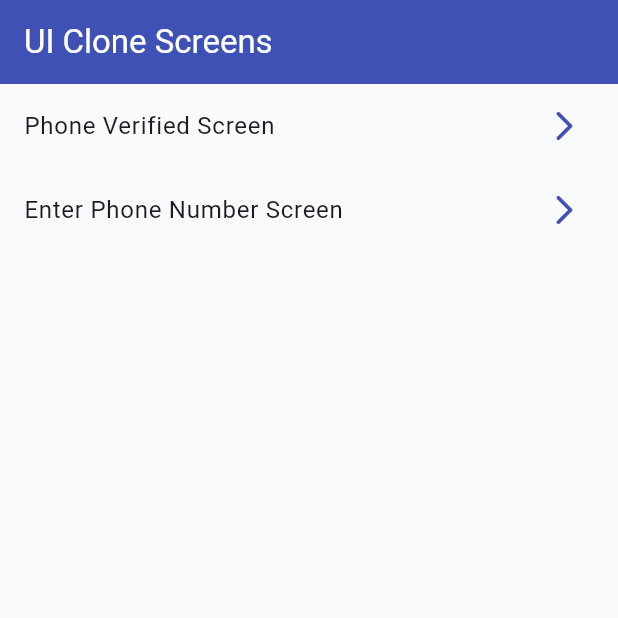
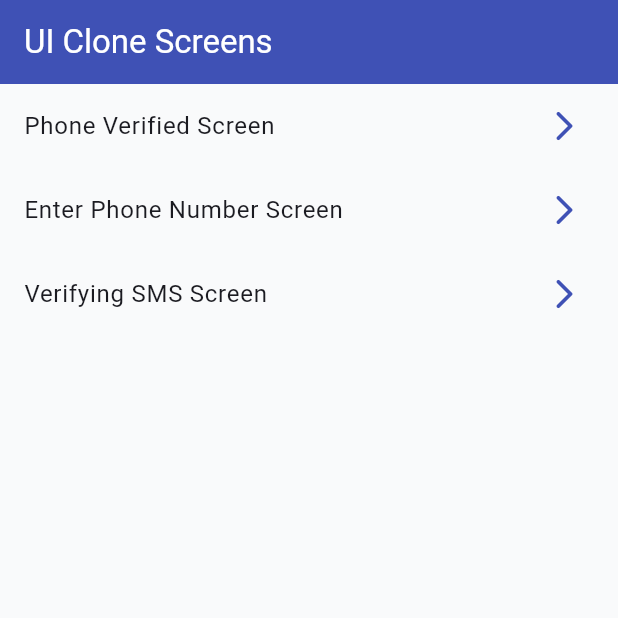
Before and after one commit to Sujin14/famapp_clone, a Flutter app: the screen it shows after launch, on a phone screen of 412 x 824 dp, the top half of it. Run offline on Flutter 3.47's test engine with Material 3 defaults, Android fonts, the phone set to English and light mode, and no system bars; our stand-ins replace go_router.

Commit message:
sms verification screen added

```diff
--- a/lib/core/theme/app_colors.dart
+++ b/lib/core/theme/app_colors.dart
@@ -1,5 +1,5 @@
 // lib/core/theme/app_colors.dart
-// Consolidated with common names for duplicate colors
+// Updated with colors for SMS verifying screen
 
 import 'package:flutter/material.dart';
 
@@ -38,4 +38,12 @@ class AppColors {
   static const Color termsLink = orangePrimary;
   static const Color purplePhone = Color(0xFF9C27B0);
   static const Color orangeAccent = orangePrimary;
+
+  // Colors for SMS verifying screen
+  static const Color smsGradientStart = darkBackground;
+  static const Color smsGradientEnd = black;
+  static const Color smsTitleText = white;
+  static const Color purpleGlow = Color(0xFF7B1FA2); // Purple for glow and panels
+  static const Color blueBorder = Color(0xFF3F51B5); // Blue for phone border
+  static const Color qrOrange = Color(0xFFFF9800); // Orange for QR code
 }
--- a/lib/routes/app_router.dart
+++ b/lib/routes/app_router.dart
@@ -1,10 +1,9 @@
-// lib/routes/app_router.dart
 import 'package:go_router/go_router.dart';
 import 'package:fam_app/routes/app_routes.dart';
 import 'package:fam_app/screens/home/home_screen.dart';
-import 'package:fam_app/screens/page1/page1_screen.dart';
-
+import '../screens/page1/page1_screen.dart';
 import '../screens/page2/page2_screen.dart';
+import '../screens/page3/page3_screen.dart';
 
 class AppRouter {
   static final GoRouter router = GoRouter(
@@ -24,6 +23,10 @@ class AppRouter {
       GoRoute(path: AppRoutes.page2,
       name: AppRoutes.page2,
       builder: (context, state) => const Page2Screen(),),
-    ],
+
+      GoRoute(path: AppRoutes.page3,
+      name: AppRoutes.page3,
+      builder: (context, state) => const Page3Screen())
+    ]
   );
 }
--- a/lib/screens/home/home_screen.dart
+++ b/lib/screens/home/home_screen.dart
@@ -1,4 +1,6 @@
 // lib/screens/home/home_screen.dart
+// Updated to include tile for page3
+
 import 'package:flutter/material.dart';
 import 'package:fam_app/routes/app_routes.dart';
 
@@ -10,8 +12,7 @@ class HomeScreen extends StatelessWidget {
   final List<Map<String, String>> screens = const [
     {'title': 'Phone Verified Screen', 'route': AppRoutes.page1},
     {'title': 'Enter Phone Number Screen', 'route': AppRoutes.page2},
-    // Add more as screens are implemented
-    // {'title': 'Screen 2', 'route': AppRoutes.page2},
+    {'title': 'Verifying SMS Screen', 'route': AppRoutes.page3},
   ];
 
   @override
```
Also changed, not shown: lib/core/theme/app_text_styles.dart (+9 -1 lines), lib/screens/page3/page3_screen.dart (added, +43 -0 lines), lib/screens/page3/sms_image.dart (added, +15 -0 lines), lib/screens/page3/widgets/sms_header.dart (added, +31 -0 lines), assets/images/aadhar.jpg (added), assets/images/failure.jpg (added), assets/images/pan.jpg (added), assets/images/retry_payment.jpg (added), assets/images/sms_image.jpg (renamed from assets/images/blue_hat.jpg), assets/images/tick.jpg (added).
